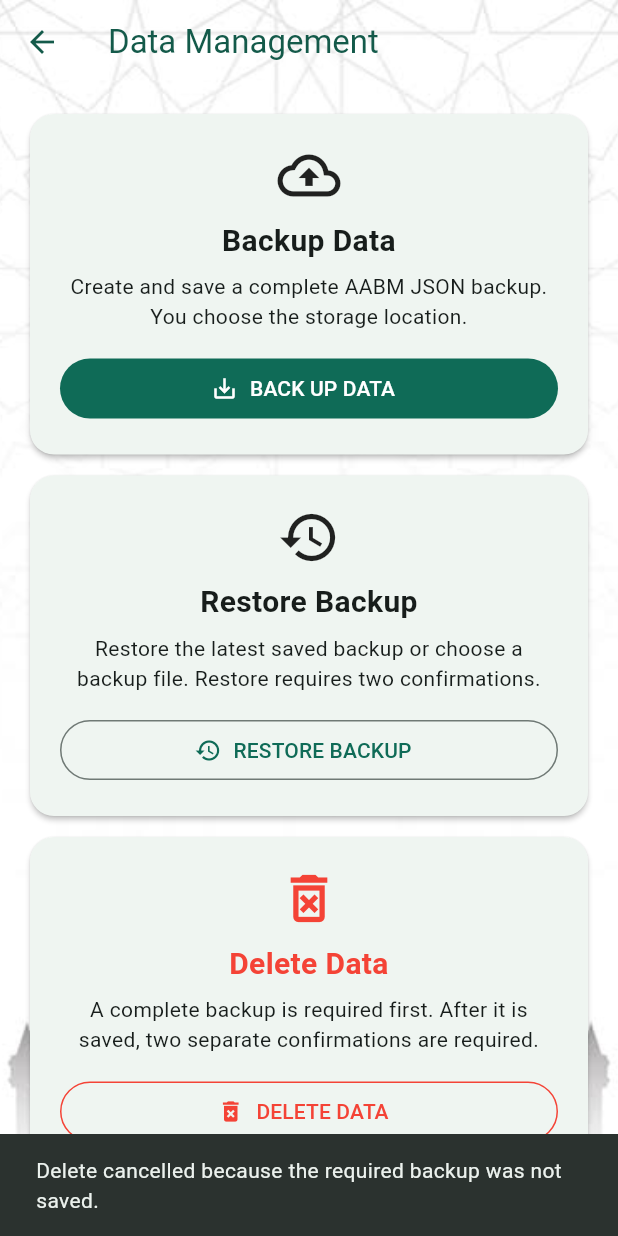
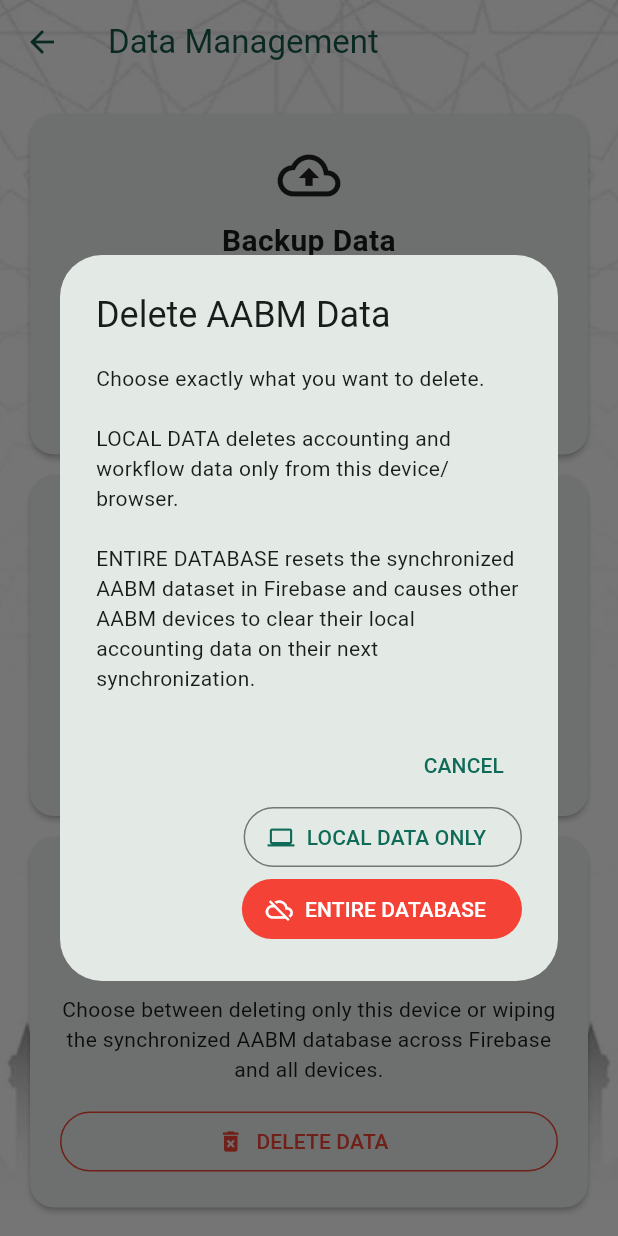
Before and after one commit to tasleemarifclb3-blip/AABM, a Flutter app: the DataManagementPage screen opened directly, after a tap on "DELETE DATA", on a phone screen of 412 x 824 dp. Run offline on Flutter 3.47's test engine with Material 3 defaults, Android fonts, the light colour scheme and no system bars; our stand-ins replace cloud_firestore, cross_file, drift, drift_flutter, file_picker, firebase_auth and 5 more; accounts and stored records are empty; generated files the repository leaves out were written again; network calls fail; key blocks and very long unbroken strings in the code were emptied for the run.

Commit message:
Add superuser authorization for data management
restore backup changed

```diff
--- a/lib/screens/data_management_page.dart
+++ b/lib/screens/data_management_page.dart
@@ -4,10 +4,10 @@
 import '../database/backup_service.dart';
 import '../database/data_management_service.dart';
 import '../database/sync_firestore_service.dart';
+import 'security.dart';
 
 class DataManagementPage extends StatefulWidget {
   final AppDatabase database;
-
   const DataManagementPage({super.key, required this.database});
 
   @override
@@ -17,33 +17,63 @@
 class _DataManagementPageState extends State<DataManagementPage> {
   bool _busy = false;
 
+  Future<_SuperuserCredentials?> _authorizeSuperuser() async {
+    return showDialog<_SuperuserCredentials>(
+      context: context,
+      barrierDismissible: false,
+      builder: (_) => const _SuperuserCredentialsDialog(),
+    );
+  }
+
+  bool _validCredentials(_SuperuserCredentials? credentials) {
+    if (credentials == null) return false;
+    return kUserPasswords.containsKey(credentials.id.trim()) &&
+        verifySuperuserPassword(credentials.password.trim());
+  }
+
   Future<void> _backup() async {
     if (_busy) return;
     setState(() => _busy = true);
+    try {
+      final latest = await BackupService.latestBackupInfo(widget.database);
+      final choice = await showDialog<bool>(
+        context: context,
+        builder: (context) => AlertDialog(
+          title: const Text('Back Up AABM Data'),
+          content: Text(
+            'A complete accounting/workflow backup will be created.\n\n'
+            'Choose where to save the backup file. A private latest-copy is also kept inside this installation for quick restore.'
+            '${latest == null ? '' : '\n\nCurrent latest backup: ${latest.split('|').first}'}',
+          ),
+          actions: [
+            TextButton(onPressed: () => Navigator.pop(context, false), child: const Text('CANCEL')),
+            FilledButton.icon(
+              onPressed: () => Navigator.pop(context, true),
+              icon: const Icon(Icons.folder_open),
+              label: const Text('CHOOSE LOCATION'),
+            ),
+          ],
+        ),
+      );
+      if (choice != true) return;
 
-    try {
       final savedPath = await BackupService.backup(
         widget.database,
         chooseLocation: true,
       );
-
       if (!mounted) return;
-
       if (savedPath == null) {
         ScaffoldMessenger.of(context).showSnackBar(
           const SnackBar(content: Text('Backup cancelled.')),
         );
         return;
       }
-
       ScaffoldMessenger.of(context).showSnackBar(
         SnackBar(content: Text('Backup saved: $savedPath')),
       );
     } catch (e) {
       if (!mounted) return;
-      ScaffoldMessenger.of(context).showSnackBar(
-        SnackBar(content: Text('Backup failed: $e')),
-      );
+      ScaffoldMessenger.of(context).showSnackBar(SnackBar(content: Text('Backup failed: $e')));
     } finally {
       if (mounted) setState(() => _busy = false);
     }
@@ -58,9 +88,9 @@
       builder: (context) => AlertDialog(
         title: const Text('Restore AABM Backup'),
         content: const Text(
-          'Choose the backup you want to restore. The restore replaces the '
-          'current local accounting data and resets local sync bookkeeping '
-          'so the restored dataset can synchronize again.',
+          'Choose the backup source. The selected backup will replace the '
+          'current AABM dataset on this device and will become the new '
+          'synchronized dataset after the restore.',
         ),
         actions: [
           TextButton(
@@ -68,8 +98,7 @@
             child: const Text('CANCEL'),
           ),
           OutlinedButton.icon(
-            onPressed: () =>
-                Navigator.pop(context, _RestoreChoice.latest),
+            onPressed: () => Navigator.pop(context, _RestoreChoice.latest),
             icon: const Icon(Icons.history),
             label: const Text('LATEST SAVED BACKUP'),
           ),
@@ -119,7 +148,10 @@
         'Qarza waivers: ${counts['qarza_waivers'] ?? 0}',
       ];
 
-      final firstConfirmation = await showDialog<bool>(
+      // First confirmation: explain that restore is authoritative. It will
+      // clear the current cloud change feed and local dataset before the
+      // selected backup is restored.
+      final confirmed = await showDialog<bool>(
         context: context,
         barrierDismissible: false,
         builder: (context) => AlertDialog(
@@ -127,8 +159,9 @@
           content: SingleChildScrollView(
             child: Text(
               '${summary.join('\n')}\n\n'
-              'Current local accounting data will be replaced. '
-              'The existing Firebase dataset will not be deleted by restore.',
+              'The current synchronized AABM dataset will be replaced by '
+              'this backup. Existing local data and existing Firebase sync '
+              'events will be cleared before the backup is restored.',
             ),
           ),
           actions: [
@@ -144,16 +177,21 @@
         ),
       );
 
-      if (firstConfirmation != true || !mounted) return;
+      if (confirmed != true || !mounted) return;
 
-      final finalConfirmation = await showDialog<bool>(
+      // Final confirmation immediately before the destructive cloud reset.
+      final finalConfirmed = await showDialog<bool>(
         context: context,
         barrierDismissible: false,
         builder: (context) => AlertDialog(
           title: const Text('FINAL CONFIRMATION'),
           content: const Text(
-            'Restore this backup now? All current local accounting data '
-            'will be replaced by the selected backup.',
+            'FINAL WARNING\n\n'
+            'Firebase sync data and the current local accounting data will '
+            'be cleared, then the selected backup will be restored. Other '
+            'AABM devices will receive the restored dataset on their next '
+            'synchronization.\n\n'
+            'Continue?',
           ),
           actions: [
             TextButton(
@@ -161,28 +199,57 @@
               child: const Text('CANCEL'),
             ),
             FilledButton(
+              style: FilledButton.styleFrom(
+                backgroundColor: Colors.red,
+                foregroundColor: Colors.white,
+              ),
               onPressed: () => Navigator.pop(context, true),
-              child: const Text('RESTORE BACKUP'),
+              child: const Text('RESTORE'),
             ),
           ],
         ),
       );
 
-      if (finalConfirmation != true || !mounted) return;
+      if (finalConfirmed != true || !mounted) return;
 
+      // Make this restore authoritative across the synchronized database.
+      // deleteEntireDatabase() writes the global reset marker, clears the
+      // Firestore change feed, and clears this device's local accounting data.
+      await SyncFirestoreService.deleteEntireDatabase(widget.database);
+
+      // The selected backup is then restored locally. BackupService.restore
+      // clears local sync mappings/outbox state, so the restored rows are
+      // discovered as new records and uploaded to the now-reset Firestore
+      // feed by the normal sync engine.
       await BackupService.restore(widget.database, backup);
+
+      // Start the rebuild immediately instead of waiting for the five-second
+      // periodic timer. This also makes the user-visible result much clearer.
+      final syncResult = await SyncFirestoreService.syncNow();
 
       if (!mounted) return;
 
+      if (syncResult.ok) {
         ScaffoldMessenger.of(context).showSnackBar(
           const SnackBar(
             content: Text(
-            'Backup restored successfully. The restored data is ready to '
-            'synchronize with Firebase.',
+              'Backup restored successfully and the restored data has been '
+              'queued/uploaded to Firebase. Other devices can now sync it.',
             ),
             duration: Duration(seconds: 8),
           ),
         );
+      } else {
+        ScaffoldMessenger.of(context).showSnackBar(
+          SnackBar(
+            content: Text(
+              'Backup restored locally, but cloud synchronization returned: '
+              '${syncResult.message ?? 'unknown error'}',
+            ),
+            duration: const Duration(seconds: 10),
+          ),
+        );
+      }
     } catch (e) {
       if (!mounted) return;
       ScaffoldMessenger.of(context).showSnackBar(
@@ -196,40 +263,20 @@
   Future<void> _deleteAllData() async {
     if (_busy) return;
 
-    // The delete workflow always creates a complete portable backup first.
-    // If the user cancels the save dialog or the backup fails, no deletion
-    // option is offered and no accounting data is changed.
-    try {
-      setState(() => _busy = true);
-
-      final savedPath = await BackupService.backup(
-        widget.database,
-        chooseLocation: true,
-      );
-
-      if (savedPath == null) {
-        if (!mounted) return;
-        ScaffoldMessenger.of(context).showSnackBar(
-          const SnackBar(
-            content: Text(
-              'Delete cancelled because the required backup was not saved.',
-            ),
-          ),
-        );
-        return;
-      }
-
-      if (!mounted) return;
-      setState(() => _busy = false);
-
+    // Data Management is already protected by the Superuser password when
+    // the Data tab is opened. Do not ask for a second password here.
     final scope = await showDialog<_DeleteScope>(
       context: context,
       barrierDismissible: false,
       builder: (context) => AlertDialog(
         title: const Text('Delete AABM Data'),
-          content: Text(
-            'A complete backup was saved at:\n\n$savedPath\n\n'
-            'Now choose what to delete.',
+        content: const Text(
+          'Choose exactly what you want to delete.\n\n'
+          'LOCAL DATA deletes accounting and workflow data only from this '
+          'device/browser.\n\n'
+          'ENTIRE DATABASE resets the synchronized AABM dataset in Firebase '
+          'and causes other AABM devices to clear their local accounting '
+          'data on their next synchronization.',
         ),
         actions: [
           TextButton(
@@ -237,8 +284,7 @@
             child: const Text('CANCEL'),
           ),
           OutlinedButton.icon(
-              onPressed: () =>
-                  Navigator.pop(context, _DeleteScope.local),
+            onPressed: () => Navigator.pop(context, _DeleteScope.local),
             icon: const Icon(Icons.computer),
             label: const Text('LOCAL DATA ONLY'),
           ),
@@ -247,8 +293,7 @@
               backgroundColor: Colors.red,
               foregroundColor: Colors.white,
             ),
-              onPressed: () =>
-                  Navigator.pop(context, _DeleteScope.entire),
+            onPressed: () => Navigator.pop(context, _DeleteScope.entire),
             icon: const Icon(Icons.cloud_off),
             label: const Text('ENTIRE DATABASE'),
           ),
@@ -256,9 +301,35 @@
       ),
     );
 
-      if (scope == null || !mounted) return;
+    if (scope == null) return;
 
-      final firstConfirmation = await showDialog<bool>(
+    try {
+      setState(() => _busy = true);
+
+      // REQUIRED BEFORE ANY DELETION: create a user-selectable backup.
+      // If the user cancels the location picker or saving fails, the delete
+      // operation is cancelled and no data is removed.
+      final backupPath = await BackupService.backup(
+        widget.database,
+        chooseLocation: true,
+      );
+
+      if (backupPath == null || backupPath.trim().isEmpty) {
+        if (!mounted) return;
+        ScaffoldMessenger.of(context).showSnackBar(
+          const SnackBar(
+            content: Text(
+              'Delete cancelled. The required backup was not saved.',
+            ),
+          ),
+        );
+        return;
+      }
+
+      if (!mounted) return;
+
+      // First confirmation only appears after the backup has been saved.
+      final first = await showDialog<bool>(
         context: context,
         barrierDismissible: false,
         builder: (context) => AlertDialog(
@@ -268,14 +339,11 @@
                 : 'DELETE ENTIRE DATABASE?',
           ),
           content: Text(
-            scope == _DeleteScope.local
-                ? 'The backup has been saved successfully. The selected '
-                    'local accounting and workflow data will now be deleted '
-                    'from this device only.'
-                : 'The backup has been saved successfully. The entire '
-                    'synchronized AABM database will now be reset. Other '
-                    'devices will clear their old local accounting data when '
-                    'they next synchronize.',
+            'A complete backup was saved successfully.\n\n'
+            'Backup: $backupPath\n\n'
+            '${scope == _DeleteScope.local
+                ? 'Only this device/browser will be cleared. Firebase and other devices will remain unchanged.'
+                : 'Firebase sync data and the local data on this device will be cleared. Other AABM devices will clear their old local data when they next synchronize.'}',
           ),
           actions: [
             TextButton(
@@ -290,19 +358,17 @@
         ),
       );
 
-      if (firstConfirmation != true || !mounted) return;
+      if (first != true || !mounted) return;
 
-      final finalConfirmation = await showDialog<bool>(
+      final second = await showDialog<bool>(
         context: context,
         barrierDismissible: false,
         builder: (context) => AlertDialog(
           title: const Text('FINAL CONFIRMATION'),
           content: Text(
             scope == _DeleteScope.local
-                ? 'Permanently DELETE ALL LOCAL ACCOUNTING DATA?'
-                : 'Permanently DELETE THE ENTIRE SYNCHRONIZED AABM '
-                    'DATABASE FROM FIREBASE AND ALL DEVICES?\n\n'
-                    'The saved backup is your recovery point.',
+                ? 'FINAL WARNING\n\nPermanently DELETE ALL LOCAL ACCOUNTING DATA?'
+                : 'FINAL WARNING\n\nPermanently DELETE THE ENTIRE SYNCHRONIZED AABM DATABASE FROM FIREBASE AND ALL DEVICES?',
           ),
           actions: [
             TextButton(
@@ -325,9 +391,7 @@
         ),
       );
 
-      if (finalConfirmation != true || !mounted) return;
-
-      setState(() => _busy = true);
+      if (second != true || !mounted) return;
 
       if (scope == _DeleteScope.local) {
         await DataManagementService.deleteAllData(widget.database);
@@ -369,49 +433,28 @@
               _ActionCard(
                 icon: Icons.backup_outlined,
                 title: 'Backup Data',
-                description:
-                    'Create and save a complete AABM JSON backup. You '
-                    'choose the storage location.',
-                child: FilledButton.icon(
-                  onPressed: _busy ? null : _backup,
-                  icon: const Icon(Icons.save_alt),
-                  label: const Text('BACK UP DATA'),
-                ),
+                description: 'Choose where to save a complete AABM JSON backup. A latest recovery copy is also kept locally.',
+                child: FilledButton.icon(onPressed: _busy ? null : _backup, icon: const Icon(Icons.save_alt), label: const Text('BACK UP DATA')),
               ),
               _ActionCard(
                 icon: Icons.restore_outlined,
                 title: 'Restore Backup',
-                description:
-                    'Restore the latest saved backup or choose a backup '
-                    'file. Restore requires two confirmations.',
-                child: OutlinedButton.icon(
-                  onPressed: _busy ? null : _restore,
-                  icon: const Icon(Icons.restore),
-                  label: const Text('RESTORE BACKUP'),
-                ),
+                description: 'Restore the latest saved backup or select a backup file from another location.',
+                child: OutlinedButton.icon(onPressed: _busy ? null : _restore, icon: const Icon(Icons.restore), label: const Text('RESTORE BACKUP')),
               ),
               _ActionCard(
                 icon: Icons.delete_forever_outlined,
                 title: 'Delete Data',
-                description:
-                    'A complete backup is required first. After it is '
-                    'saved, two separate confirmations are required.',
+                description: 'Choose between deleting only this device or wiping the synchronized AABM database across Firebase and all devices.',
                 danger: true,
                 child: OutlinedButton.icon(
                   onPressed: _busy ? null : _deleteAllData,
                   icon: const Icon(Icons.delete_forever),
                   label: const Text('DELETE DATA'),
-                  style: OutlinedButton.styleFrom(
-                    foregroundColor: Colors.red,
-                    side: const BorderSide(color: Colors.red),
+                  style: OutlinedButton.styleFrom(foregroundColor: Colors.red, side: const BorderSide(color: Colors.red)),
                 ),
               ),
-              ),
-              if (_busy)
-                const Padding(
-                  padding: EdgeInsets.all(18),
-                  child: Center(child: CircularProgressIndicator()),
-                ),
+              if (_busy) const Padding(padding: EdgeInsets.all(18), child: Center(child: CircularProgressIndicator())),
             ],
           ),
         ),
@@ -421,7 +464,6 @@
 }
 
 enum _RestoreChoice { latest, file }
-
 enum _DeleteScope { local, entire }
 
 class _ActionCard extends StatelessWidget {
@@ -430,42 +472,80 @@
   final String description;
   final Widget child;
   final bool danger;
-
-  const _ActionCard({
-    required this.icon,
-    required this.title,
-    required this.description,
-    required this.child,
-    this.danger = false,
-  });
-
+  const _ActionCard({required this.icon, required this.title, required this.description, required this.child, this.danger = false});
   @override
   Widget build(BuildContext context) {
     return Card(
       margin: const EdgeInsets.only(bottom: 14),
       child: Padding(
         padding: const EdgeInsets.all(20),
-        child: Column(
-          crossAxisAlignment: CrossAxisAlignment.stretch,
-          children: [
+        child: Column(crossAxisAlignment: CrossAxisAlignment.stretch, children: [
           Icon(icon, size: 42, color: danger ? Colors.red : null),
           const SizedBox(height: 8),
-            Text(
-              title,
-              textAlign: TextAlign.center,
-              style: TextStyle(
-                fontSize: 20,
-                fontWeight: FontWeight.bold,
-                color: danger ? Colors.red : null,
-              ),
-            ),
+          Text(title, textAlign: TextAlign.center, style: TextStyle(fontSize: 20, fontWeight: FontWeight.bold, color: danger ? Colors.red : null)),
           const SizedBox(height: 6),
           Text(description, textAlign: TextAlign.center),
           const SizedBox(height: 14),
           child,
-          ],
-        ),
+        ]),
       ),
     );
   }
 }
+
+class _SuperuserCredentials {
+  final String id;
+  final String password;
+  const _SuperuserCredentials(this.id, this.password);
+}
+
+class _SuperuserCredentialsDialog extends StatefulWidget {
+  const _SuperuserCredentialsDialog();
+  @override
+  State<_SuperuserCredentialsDialog> createState() => _SuperuserCredentialsDialogState();
+}
+
+class _SuperuserCredentialsDialogState extends State<_SuperuserCredentialsDialog> {
+  final _id = TextEditingController();
+  final _password = TextEditingController();
+  String? _error;
+  @override
+  void dispose() { _id.dispose(); _password.dispose(); super.dispose(); }
+  void _submit() {
+    final id = _id.text.trim();
+    final password = _password.text.trim();
+    if (!kUserPasswords.containsKey(id)) {
+      setState(() => _error = 'Enter a valid AABM user ID.');
+      return;
+    }
+    if (!verifySuperuserPassword(password)) {
+      setState(() => _error = 'Incorrect Superuser Password.');
+      return;
+    }
+    FocusManager.instance.primaryFocus?.unfocus();
+    WidgetsBinding.instance.addPostFrameCallback((_) {
+      if (mounted) Navigator.of(context, rootNavigator: true).pop(_SuperuserCredentials(id, password));
+    });
+  }
+  @override
+  Widget build(BuildContext context) {
+    final users = kUserPasswords.keys.toList()..sort();
+    return AlertDialog(
+      title: const Text('Superuser Authorization'),
+      content: Column(mainAxisSize: MainAxisSize.min, children: [
+        DropdownButtonFormField<String>(
+          initialValue: users.contains(_id.text) ? _id.text : null,
+          decoration: const InputDecoration(labelText: 'Superuser ID', border: OutlineInputBorder()),
+          items: users.map((u) => DropdownMenuItem(value: u, child: Text(u))).toList(),
+          onChanged: (v) { if (v != null) setState(() => _id.text = v); },
+        ),
+        const SizedBox(height: 12),
+        TextField(controller: _password, obscureText: true, keyboardType: TextInputType.number, onSubmitted: (_) => _submit(), decoration: InputDecoration(labelText: 'Superuser Password', errorText: _error, border: const OutlineInputBorder())),
+      ]),
+      actions: [
+        TextButton(onPressed: () => Navigator.pop(context), child: const Text('CANCEL')),
+        FilledButton(onPressed: _submit, child: const Text('AUTHORIZE')),
+      ],
+    );
+  }
+}
```
Lines whose indentation alone changed are shown as unchanged.
